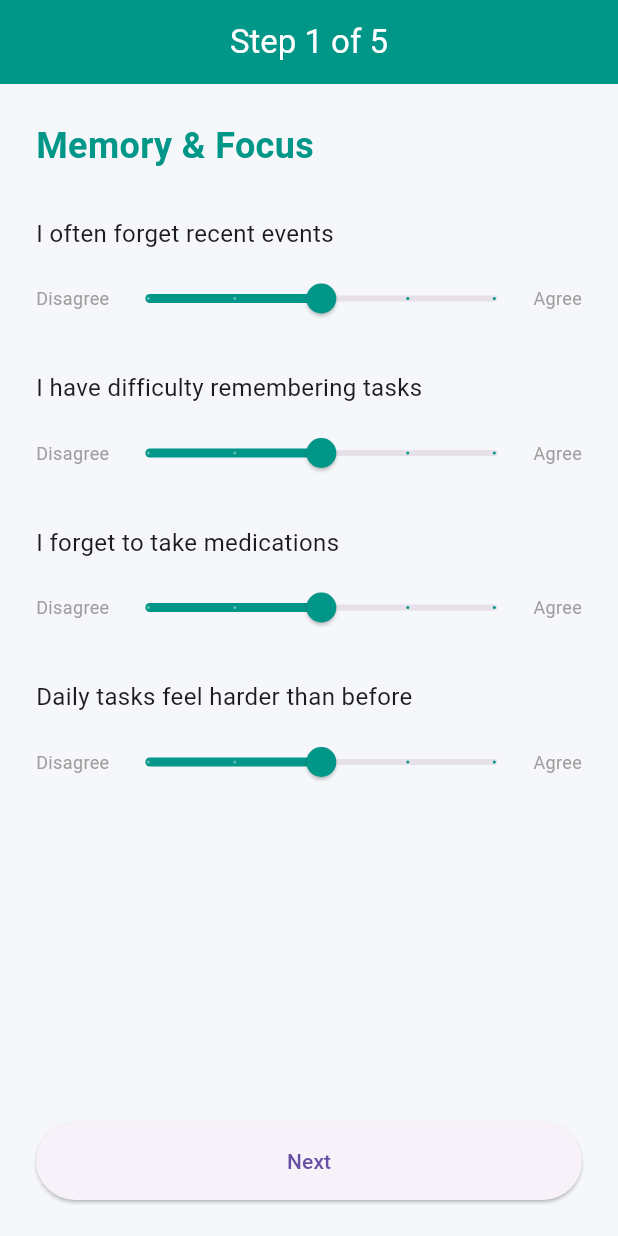
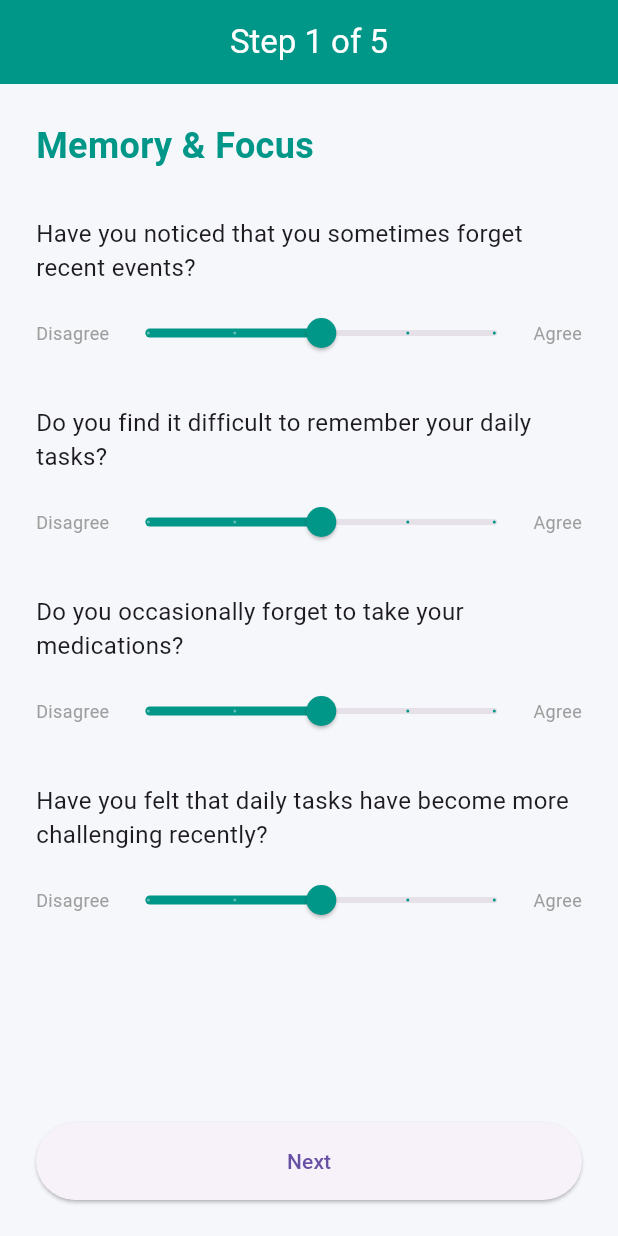
Before and after one commit to mihili2002/Mobile-Caregiving-and-Monitoring-System, a Flutter app: the screen it shows once a user with an empty profile is signed in, swiped to page 3, on a phone screen of 412 x 824 dp. Run offline on Flutter 3.47's test engine with Material 3 defaults, Android fonts, the phone set to English and light mode, and no system bars; our stand-ins replace cloud_firestore, file_picker, firebase_auth, firebase_core, fl_chart, flutter_local_notifications and 7 more; accounts and stored records are empty; network calls fail.

```diff
--- a/lib/RoutineHome.dart
+++ b/lib/RoutineHome.dart
@@ -38,6 +38,7 @@ class _RoleProfilePageState extends State<RoleProfilePage> {
   void initState() {
     super.initState();
     _reminderService.start();
+    _reminderService.listen(widget.user.uid);
   }
 
     void _logout() async {
--- a/lib/auth/login_page.dart
+++ b/lib/auth/login_page.dart
@@ -71,7 +71,7 @@ class _LoginPageState extends State<LoginPage> {
         );
       }
     } catch (e) {
-      setState(() => error = e.toString());
+      if (mounted) setState(() => error = e.toString());
     } finally {
       if (mounted) setState(() => loading = false);
     }
--- a/lib/pages/caregiver/ai_med_tracker/review_medications_page.dart
+++ b/lib/pages/caregiver/ai_med_tracker/review_medications_page.dart
@@ -53,8 +53,9 @@ class _ReviewMedicationsPageState extends State<ReviewMedicationsPage> {
       ScaffoldMessenger.of(context).showSnackBar(
         const SnackBar(content: Text("Prescription saved successfully!")),
       );
-      // Navigate back to dashboard or previous screen
-      Navigator.popUntil(context, (route) => route.isFirst);
+      // Navigate back to medications page (pop ReviewMedicationsPage and UploadPrescriptionPage)
+      Navigator.of(context).pop();
+      Navigator.of(context).pop();
     } catch (e) {
       if (!mounted) return;
       ScaffoldMessenger.of(context).showSnackBar(
--- a/lib/pages/elder/onboarding_flow.dart
+++ b/lib/pages/elder/onboarding_flow.dart
@@ -3,7 +3,6 @@ import 'package:flutter/material.dart';
 import 'package:firebase_auth/firebase_auth.dart';
 import 'package:shared_preferences/shared_preferences.dart';
 import '../../services/user_service.dart';
-import '../../services/elder_profile_service.dart';
 import '../../models/user_model.dart';
 import '../../widgets/role_based_wrapper.dart';
 
@@ -101,9 +100,6 @@ class _ElderOnboardingFlowState extends State<ElderOnboardingFlow> {
       final response = await _userService.createElderProfile(profileData);
 
       if (response != null && mounted) {
-        // Mark as complete locally/in Firestore
-        await ElderProfileService().completeOnboarding(user.uid);
-
         // Cache Predictions Locally
         try {
            final profile = response['profile'];
@@ -206,8 +202,8 @@ class _ElderOnboardingFlowState extends State<ElderOnboardingFlow> {
     return _buildPageContainer(
       title: "Physical Well-being",
       children: [
-        _buildLikertQuestion("I sleep well at night", _sleepWell, (v) => setState(() => _sleepWell = v)),
-        _buildLikertQuestion("I often feel tired during the day", _tiredDay, (v) => setState(() => _tiredDay = v)),
+        _buildLikertQuestion("Do you find that you are able to get a good night's rest?", _sleepWell, (v) => setState(() => _sleepWell = v)),
+        _buildLikertQuestion("Do you often feel tired during the day?", _tiredDay, (v) => setState(() => _tiredDay = v)),
       ]
     );
   }
@@ -216,10 +212,10 @@ class _ElderOnboardingFlowState extends State<ElderOnboardingFlow> {
     return _buildPageContainer(
       title: "Memory & Focus",
       children: [
-        _buildLikertQuestion("I often forget recent events", _forgetRecent, (v) => setState(() => _forgetRecent = v)),
-        _buildLikertQuestion("I have difficulty remembering tasks", _diffTasks, (v) => setState(() => _diffTasks = v)),
-        _buildLikertQuestion("I forget to take medications", _forgetMeds, (v) => setState(() => _forgetMeds = v)),
-        _buildLikertQuestion("Daily tasks feel harder than before", _tasksHarder, (v) => setState(() => _tasksHarder = v)),
+        _buildLikertQuestion("Have you noticed that you sometimes forget recent events?", _forgetRecent, (v) => setState(() => _forgetRecent = v)),
+        _buildLikertQuestion("Do you find it difficult to remember your daily tasks?", _diffTasks, (v) => setState(() => _diffTasks = v)),
+        _buildLikertQuestion("Do you occasionally forget to take your medications?", _forgetMeds, (v) => setState(() => _forgetMeds = v)),
+        _buildLikertQuestion("Have you felt that daily tasks have become more challenging recently?", _tasksHarder, (v) => setState(() => _tasksHarder = v)),
       ]
     );
   }
@@ -228,10 +224,10 @@ class _ElderOnboardingFlowState extends State<ElderOnboardingFlow> {
     return _buildPageContainer(
       title: "Social & Emotional",
       children: [
-        _buildLikertQuestion("I often feel lonely", _lonely, (v) => setState(() => _lonely = v)),
-        _buildLikertQuestion("I feel sad or anxious", _sadAnxious, (v) => setState(() => _sadAnxious = v)),
-        _buildLikertQuestion("I talk to friends/family regularly", _socialTalk, (v) => setState(() => _socialTalk = v)),
-        _buildLikertQuestion("I enjoy my hobbies", _enjoyHobbies, (v) => setState(() => _enjoyHobbies = v)),
+        _buildLikertQuestion("Do you sometimes feel lonely or isolated?", _lonely, (v) => setState(() => _lonely = v)),
+        _buildLikertQuestion("Have you been feeling a bit sad or anxious lately?", _sadAnxious, (v) => setState(() => _sadAnxious = v)),
+        _buildLikertQuestion("Do you get the chance to talk with friends or family regularly?", _socialTalk, (v) => setState(() => _socialTalk = v)),
+        _buildLikertQuestion("Are you still able to find joy in your hobbies?", _enjoyHobbies, (v) => setState(() => _enjoyHobbies = v)),
       ]
     );
   }
@@ -240,9 +236,9 @@ class _ElderOnboardingFlowState extends State<ElderOnboardingFlow> {
     return _buildPageContainer(
       title: "App Preferences",
       children: [
-        _buildLikertQuestion("I am comfortable using apps", _comfyApp, (v) => setState(() => _comfyApp = v)),
-        _buildLikertQuestion("Reminders are helpful to me", _remindHelpful, (v) => setState(() => _remindHelpful = v)),
-        _buildLikertQuestion("Reminders come at the right time", _remindTime, (v) => setState(() => _remindTime = v)),
+        _buildLikertQuestion("Do you feel comfortable using mobile applications?", _comfyApp, (v) => setState(() => _comfyApp = v)),
+        _buildLikertQuestion("Do you find that reminders are helpful to you?", _remindHelpful, (v) => setState(() => _remindHelpful = v)),
+        _buildLikertQuestion("Do you think the reminders come at the time you expect?", _remindTime, (v) => setState(() => _remindTime = v)),
         const SizedBox(height: 20),
         const Text("Preferred Reminder Style", style: TextStyle(fontSize: 16, fontWeight: FontWeight.bold)),
         DropdownButton<String>(
```
Also changed, not shown: lib/pages/elder/daily_routine_page.dart (+8 -4 lines), lib/pages/elder/voice_chatbot_page.dart (+9 -3 lines), lib/services/voice_reminder_service.dart (+49 -1 lines).
